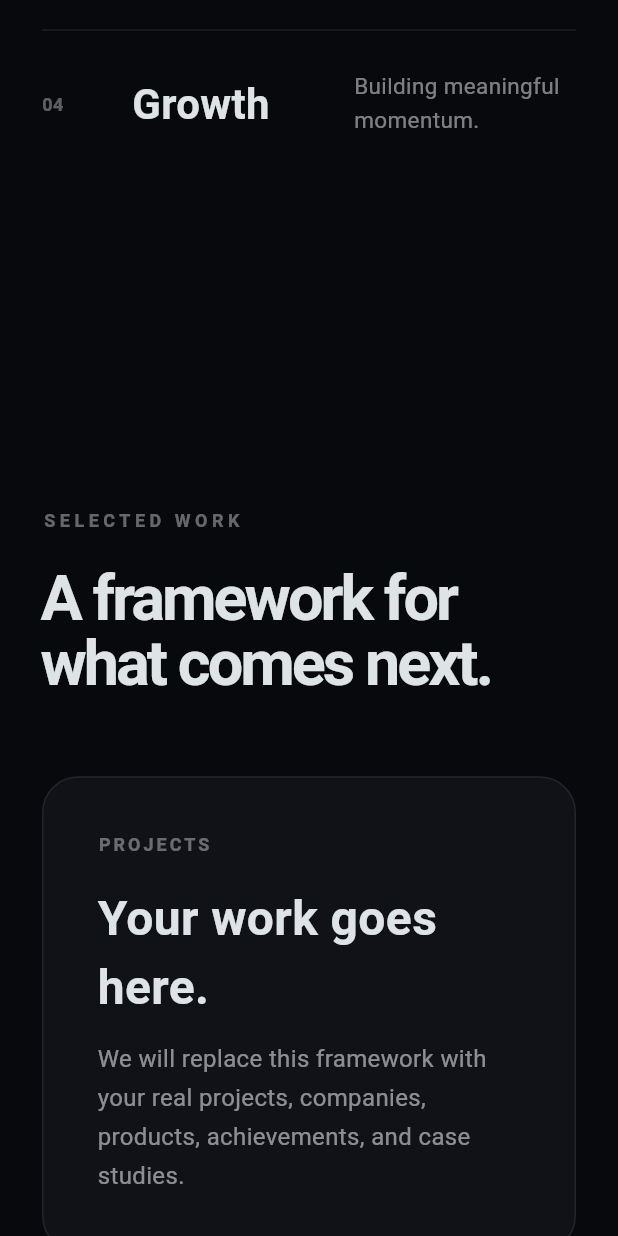
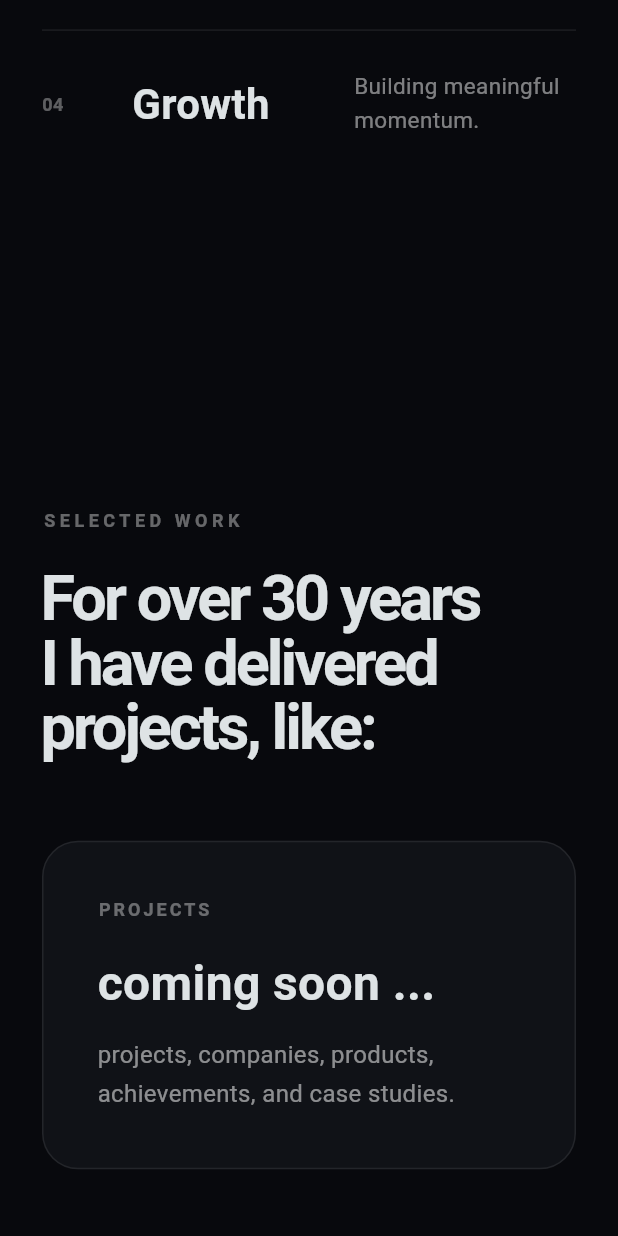
Before and after one commit to generalsoft/abidnasim, a Flutter app: the screen it shows after launch, scrolled down 2304 dp, on a phone screen of 412 x 824 dp. Run offline on Flutter 3.47's test engine with Material 3 defaults, Android fonts, the phone set to English and light mode, and no system bars; missing offline and left inert: dart:js_interop; Roboto replaces fonts that are missing (Arial).

Commit message:
verbiage improvement

```diff
--- a/lib/main.dart
+++ b/lib/main.dart
@@ -697,7 +697,7 @@ class _WorkSection extends StatelessWidget {
   Widget build(BuildContext context) {
     return const _ContentSection(
       eyebrow: 'SELECTED WORK',
-      title: 'A framework for\nwhat comes next.',
+      title: 'For over 30 years\nI have delivered projects, like:',
       child: _WorkPlaceholder(),
     );
   }
@@ -731,7 +731,7 @@ class _WorkPlaceholder extends StatelessWidget {
           ),
           const SizedBox(height: 18),
           const Text(
-            'Your work goes here.',
+            'coming soon ...',
             style: TextStyle(
               fontSize: 32,
               fontWeight: FontWeight.w700,
@@ -739,7 +739,6 @@ class _WorkPlaceholder extends StatelessWidget {
           ),
           const SizedBox(height: 12),
           Text(
-            'We will replace this framework with your real '
             'projects, companies, products, achievements, and case studies.',
             style: TextStyle(
               color: Colors.white.withValues(alpha: 0.52),
```
